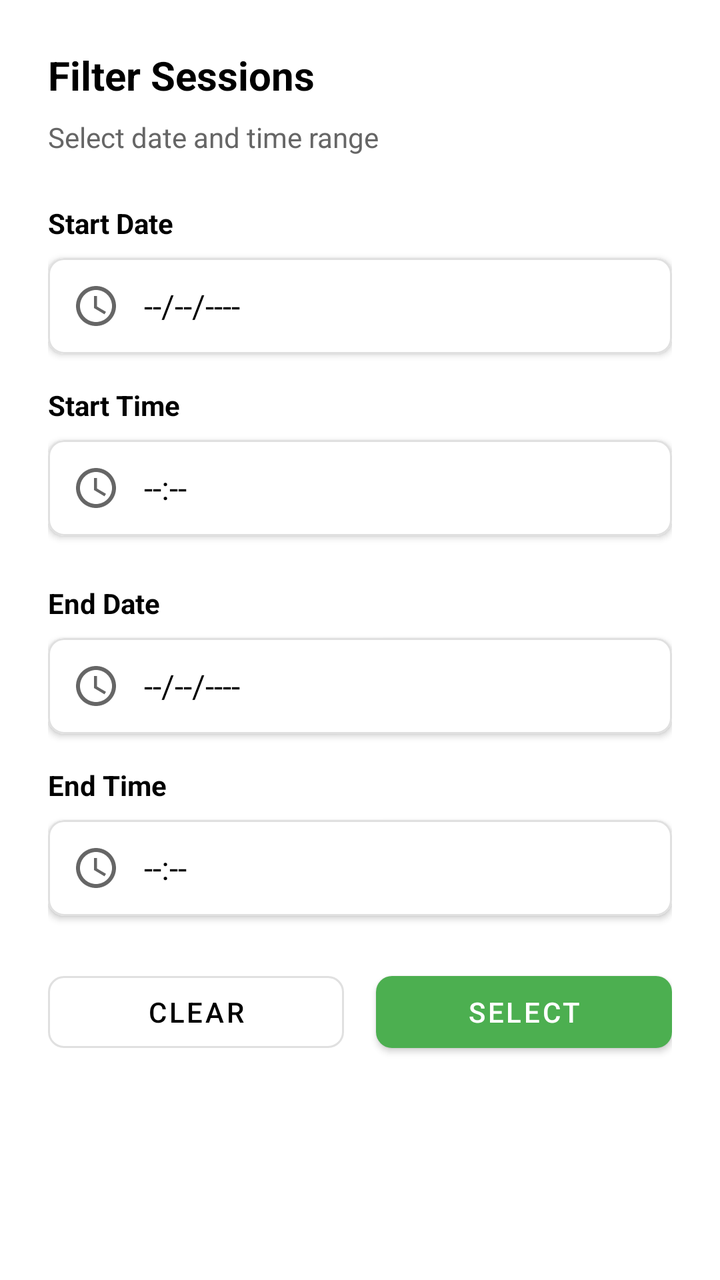
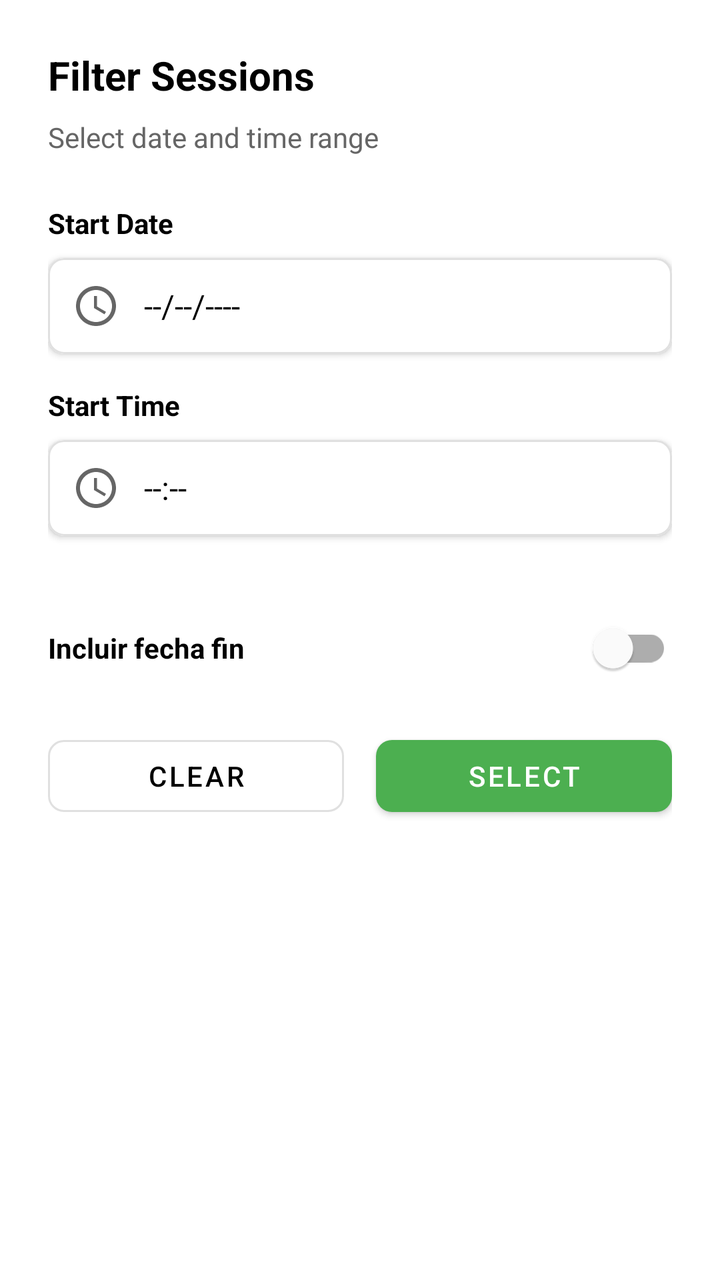

Before-and-after screenshots of an Android layout around one commit, followed by the original layout XML and the change that was made.
<!-- AndroidManifest.xml: application theme Theme.JaakAccessKeyless -->
<!-- res/layout/bottom_sheet_session_filters.xml -->
<?xml version="1.0" encoding="utf-8"?>
<LinearLayout xmlns:android="http://schemas.android.com/apk/res/android"
    xmlns:app="http://schemas.android.com/apk/res-auto"
    android:layout_width="match_parent"
    android:layout_height="wrap_content"
    android:orientation="vertical"
    android:padding="24dp"
    android:background="@color/jaak_surface">

    
    <TextView
        android:layout_width="match_parent"
        android:layout_height="wrap_content"
        android:text="@string/filters_title"
        android:textSize="20sp"
        android:textStyle="bold"
        android:textColor="@color/jaak_text_primary"
        android:layout_marginBottom="8dp" />

    
    <TextView
        android:layout_width="match_parent"
        android:layout_height="wrap_content"
        android:text="@string/filters_date_subtitle"
        android:textSize="14sp"
        android:textColor="@color/jaak_text_secondary"
        android:layout_marginBottom="24dp" />

    
    <TextView
        android:layout_width="match_parent"
        android:layout_height="wrap_content"
        android:text="@string/filter_start_date"
        android:textSize="14sp"
        android:textStyle="bold"
        android:textColor="@color/jaak_text_primary"
        android:layout_marginBottom="8dp" />

    <com.google.android.material.card.MaterialCardView
        android:id="@+id/cardStartDate"
        android:layout_width="match_parent"
        android:layout_height="wrap_content"
        android:layout_marginBottom="16dp"
        android:clickable="true"
        android:focusable="true"
        app:cardCornerRadius="8dp"
        app:cardElevation="2dp"
        app:strokeWidth="1dp"
        app:strokeColor="@color/jaak_input_border">

        <LinearLayout
            android:layout_width="match_parent"
            android:layout_height="wrap_content"
            android:orientation="horizontal"
            android:padding="12dp"
            android:gravity="center_vertical">

            <ImageView
                android:layout_width="24dp"
                android:layout_height="24dp"
                android:src="@drawable/ic_clock"
                app:tint="@color/jaak_text_secondary" />

            <TextView
                android:id="@+id/tvStartDate"
                android:layout_width="0dp"
                android:layout_height="wrap_content"
                android:layout_weight="1"
                android:layout_marginStart="12dp"
                android:text="--/--/----"
                android:textSize="16sp"
                android:textColor="@color/jaak_text_primary" />
        </LinearLayout>
    </com.google.android.material.card.MaterialCardView>

    
    <TextView
        android:layout_width="match_parent"
        android:layout_height="wrap_content"
        android:text="@string/filter_start_time"
        android:textSize="14sp"
        android:textStyle="bold"
        android:textColor="@color/jaak_text_primary"
        android:layout_marginBottom="8dp" />

    <com.google.android.material.card.MaterialCardView
        android:id="@+id/cardStartTime"
        android:layout_width="match_parent"
        android:layout_height="wrap_content"
        android:layout_marginBottom="24dp"
        android:clickable="true"
        android:focusable="true"
        app:cardCornerRadius="8dp"
        app:cardElevation="2dp"
        app:strokeWidth="1dp"
        app:strokeColor="@color/jaak_input_border">

        <LinearLayout
            android:layout_width="match_parent"
            android:layout_height="wrap_content"
            android:orientation="horizontal"
            android:padding="12dp"
            android:gravity="center_vertical">

            <ImageView
                android:layout_width="24dp"
                android:layout_height="24dp"
                android:src="@drawable/ic_clock"
                app:tint="@color/jaak_text_secondary" />

            <TextView
                android:id="@+id/tvStartTime"
                android:layout_width="0dp"
                android:layout_height="wrap_content"
                android:layout_weight="1"
                android:layout_marginStart="12dp"
                android:text="--:--"
                android:textSize="16sp"
                android:textColor="@color/jaak_text_primary" />
        </LinearLayout>
    </com.google.android.material.card.MaterialCardView>

    
    <TextView
        android:layout_width="match_parent"
        android:layout_height="wrap_content"
        android:text="@string/filter_end_date"
        android:textSize="14sp"
        android:textStyle="bold"
        android:textColor="@color/jaak_text_primary"
        android:layout_marginBottom="8dp" />

    <com.google.android.material.card.MaterialCardView
        android:id="@+id/cardEndDate"
        android:layout_width="match_parent"
        android:layout_height="wrap_content"
        android:layout_marginBottom="16dp"
        android:clickable="true"
        android:focusable="true"
        app:cardCornerRadius="8dp"
        app:cardElevation="2dp"
        app:strokeWidth="1dp"
        app:strokeColor="@color/jaak_input_border">

        <LinearLayout
            android:layout_width="match_parent"
            android:layout_height="wrap_content"
            android:orientation="horizontal"
            android:padding="12dp"
            android:gravity="center_vertical">

            <ImageView
                android:layout_width="24dp"
                android:layout_height="24dp"
                android:src="@drawable/ic_clock"
                app:tint="@color/jaak_text_secondary" />

            <TextView
                android:id="@+id/tvEndDate"
                android:layout_width="0dp"
                android:layout_height="wrap_content"
                android:layout_weight="1"
                android:layout_marginStart="12dp"
                android:text="--/--/----"
                android:textSize="16sp"
                android:textColor="@color/jaak_text_primary" />
        </LinearLayout>
    </com.google.android.material.card.MaterialCardView>

    
    <TextView
        android:layout_width="match_parent"
        android:layout_height="wrap_content"
        android:text="@string/filter_end_time"
        android:textSize="14sp"
        android:textStyle="bold"
        android:textColor="@color/jaak_text_primary"
        android:layout_marginBottom="8dp" />

    <com.google.android.material.card.MaterialCardView
        android:id="@+id/cardEndTime"
        android:layout_width="match_parent"
        android:layout_height="wrap_content"
        android:layout_marginBottom="24dp"
        android:clickable="true"
        android:focusable="true"
        app:cardCornerRadius="8dp"
        app:cardElevation="2dp"
        app:strokeWidth="1dp"
        app:strokeColor="@color/jaak_input_border">

        <LinearLayout
            android:layout_width="match_parent"
            android:layout_height="wrap_content"
            android:orientation="horizontal"
            android:padding="12dp"
            android:gravity="center_vertical">

            <ImageView
                android:layout_width="24dp"
                android:layout_height="24dp"
                android:src="@drawable/ic_clock"
                app:tint="@color/jaak_text_secondary" />

            <TextView
                android:id="@+id/tvEndTime"
                android:layout_width="0dp"
                android:layout_height="wrap_content"
                android:layout_weight="1"
                android:layout_marginStart="12dp"
                android:text="--:--"
                android:textSize="16sp"
                android:textColor="@color/jaak_text_primary" />
        </LinearLayout>
    </com.google.android.material.card.MaterialCardView>

    
    <LinearLayout
        android:layout_width="match_parent"
        android:layout_height="wrap_content"
        android:orientation="horizontal"
        android:weightSum="2">

        
        <com.google.android.material.button.MaterialButton
            android:id="@+id/btnClearFilters"
            style="@style/Widget.MaterialComponents.Button.OutlinedButton"
            android:layout_width="0dp"
            android:layout_height="wrap_content"
            android:layout_weight="1"
            android:layout_marginEnd="8dp"
            android:text="@string/clear_filters"
            android:textColor="@color/jaak_text_primary"
            app:strokeColor="@color/jaak_input_border"
            app:strokeWidth="1dp"
            app:cornerRadius="8dp" />

        
        <com.google.android.material.button.MaterialButton
            android:id="@+id/btnApplyFilters"
            android:layout_width="0dp"
            android:layout_height="wrap_content"
            android:layout_weight="1"
            android:layout_marginStart="8dp"
            android:text="@string/apply_filters"
            android:textColor="@android:color/white"
            app:backgroundTint="@color/jaak_button_start_enabled"
            app:cornerRadius="8dp" />

    </LinearLayout>

</LinearLayout>
<!-- resources referenced by this layout -->
<resources>
  <color name="jaak_button_start_enabled">#4CAF50</color>
  <color name="jaak_input_border">#E0E0E0</color>
  <color name="jaak_surface">#FFFFFF</color>
  <color name="jaak_text_primary">#000000</color>
  <color name="jaak_text_secondary">#666666</color>
  <!-- drawable ic_clock (drawable) -->
  <vector xmlns:android="http://schemas.android.com/apk/res/android"
      android:width="24dp"
      android:height="24dp"
      android:viewportWidth="24"
      android:viewportHeight="24">
      <path
          android:fillColor="@android:color/black"
          android:pathData="M11.99,2C6.47,2 2,6.48 2,12s4.47,10 9.99,10C17.52,22 22,17.52 22,12S17.52,2 11.99,2zM12,20c-4.42,0 -8,-3.58 -8,-8s3.58,-8 8,-8 8,3.58 8,8 -3.58,8 -8,8z"/>
      <path
          android:fillColor="@android:color/black"
          android:pathData="M12.5,7H11v6l5.25,3.15 0.75,-1.23 -4.5,-2.67z"/>
  </vector>
  <string name="apply_filters">Select</string>
  <string name="clear_filters">Clear</string>
  <string name="filter_end_date">End Date</string>
  <string name="filter_end_time">End Time</string>
  <string name="filter_start_date">Start Date</string>
  <string name="filter_start_time">Start Time</string>
  <string name="filters_date_subtitle">Select date and time range</string>
  <string name="filters_title">Filter Sessions</string>
  <style name="Theme.JaakAccessKeyless" parent="Theme.MaterialComponents.DayNight.NoActionBar">
  
          
          <item name="colorPrimary">@color/colorPrimary</item>
          <item name="colorPrimaryVariant">@color/colorPrimaryVariant</item>
          <item name="colorOnPrimary">@color/colorOnPrimary</item>
          
          <item name="colorSecondary">@color/colorSecondary</item>
          <item name="colorSecondaryVariant">@color/colorSecondaryVariant</item>
          <item name="colorOnSecondary">@color/colorOnSecondary</item>
          
          <item name="android:statusBarColor">?attr/colorPrimaryVariant</item>
          
      </style>
  <color name="colorPrimary">#202945</color>
  <color name="colorPrimaryVariant">#1ECAD3</color>
  <color name="colorOnPrimary">#FFFFFF</color>
  <color name="colorSecondary">#655DC6</color>
  <color name="colorSecondaryVariant">#00829B</color>
  <color name="colorOnSecondary">#000000</color>
</resources>

<!-- the commit's change to res/layout/bottom_sheet_session_filters.xml (unified diff, before → after) -->
@@ -121,17 +121,49 @@
     </com.google.android.material.card.MaterialCardView>
 
     
-    <TextView
-        android:layout_width="match_parent"
-        android:layout_height="wrap_content"
-        android:text="@string/filter_end_date"
-        android:textSize="14sp"
-        android:textStyle="bold"
-        android:textColor="@color/jaak_text_primary"
-        android:layout_marginBottom="8dp" />
-
-    <com.google.android.material.card.MaterialCardView
-        android:id="@+id/cardEndDate"
+    <LinearLayout
+        android:layout_width="match_parent"
+        android:layout_height="wrap_content"
+        android:orientation="horizontal"
+        android:gravity="center_vertical"
+        android:layout_marginTop="8dp"
+        android:layout_marginBottom="16dp">
+
+        <TextView
+            android:layout_width="0dp"
+            android:layout_height="wrap_content"
+            android:layout_weight="1"
+            android:text="@string/include_end_date"
+            android:textSize="14sp"
+            android:textStyle="bold"
+            android:textColor="@color/jaak_text_primary" />
+
+        <com.google.android.material.switchmaterial.SwitchMaterial
+            android:id="@+id/switchIncludeEndDate"
+            android:layout_width="wrap_content"
+            android:layout_height="wrap_content"
+            android:checked="false" />
+    </LinearLayout>
+
+    
+    <LinearLayout
+        android:id="@+id/layoutEndDate"
+        android:layout_width="match_parent"
+        android:layout_height="wrap_content"
+        android:orientation="vertical"
+        android:visibility="gone">
+
+        <TextView
+            android:layout_width="match_parent"
+            android:layout_height="wrap_content"
+            android:text="@string/end_date_label"
+            android:textSize="14sp"
+            android:textStyle="bold"
+            android:textColor="@color/jaak_text_primary"
+            android:layout_marginBottom="8dp" />
+
+        <com.google.android.material.card.MaterialCardView
+            android:id="@+id/cardEndDate"
         android:layout_width="match_parent"
         android:layout_height="wrap_content"
         android:layout_marginBottom="16dp"
@@ -213,6 +245,9 @@
                 android:textColor="@color/jaak_text_primary" />
         </LinearLayout>
     </com.google.android.material.card.MaterialCardView>
+
+    </LinearLayout>
+    
 
     
     <LinearLayout
<!-- resource entries referenced after the edit -->
@@ -20,12 +20,13 @@
   </vector>
   <string name="apply_filters">Select</string>
   <string name="clear_filters">Clear</string>
-  <string name="filter_end_date">End Date</string>
+  <string name="end_date_label">Fecha Fin</string>
   <string name="filter_end_time">End Time</string>
   <string name="filter_start_date">Start Date</string>
   <string name="filter_start_time">Start Time</string>
   <string name="filters_date_subtitle">Select date and time range</string>
   <string name="filters_title">Filter Sessions</string>
+  <string name="include_end_date">Incluir fecha fin</string>
   <style name="Theme.JaakAccessKeyless" parent="Theme.MaterialComponents.DayNight.NoActionBar">
   
           
@@ -37,7 +38,8 @@
           <item name="colorSecondaryVariant">@color/colorSecondaryVariant</item>
           <item name="colorOnSecondary">@color/colorOnSecondary</item>
           
-          <item name="android:statusBarColor">?attr/colorPrimaryVariant</item>
+          <item name="android:statusBarColor">@android:color/transparent</item>
+          <item name="android:windowLightStatusBar">false</item>
           
       </style>
   <color name="colorPrimary">#202945</color>
